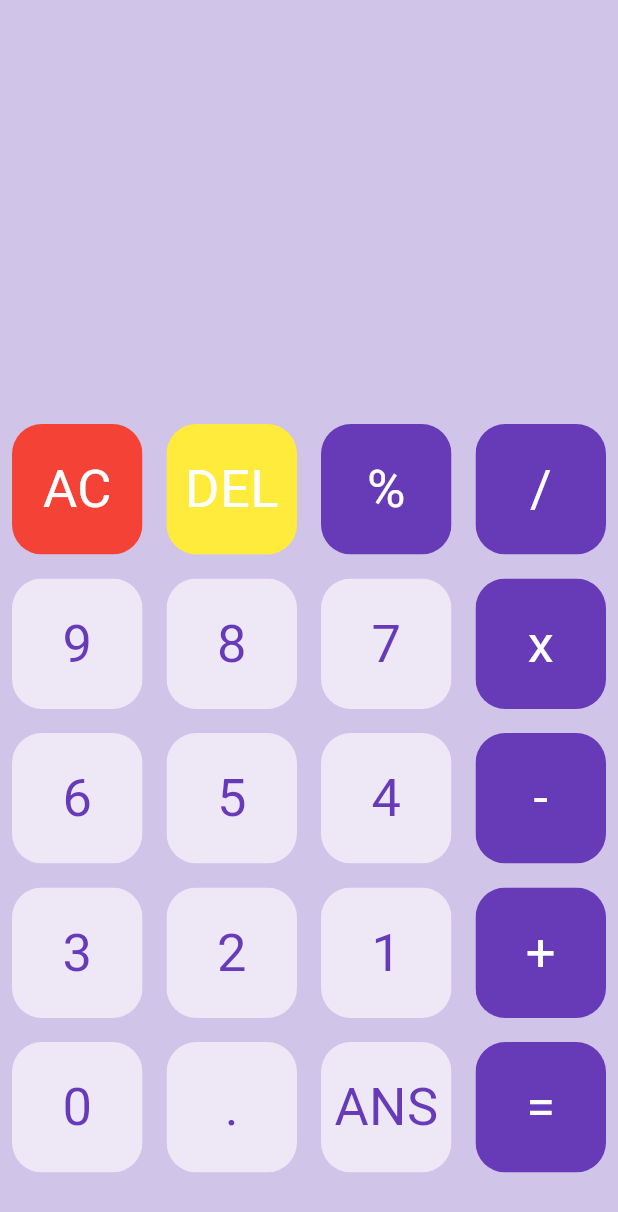
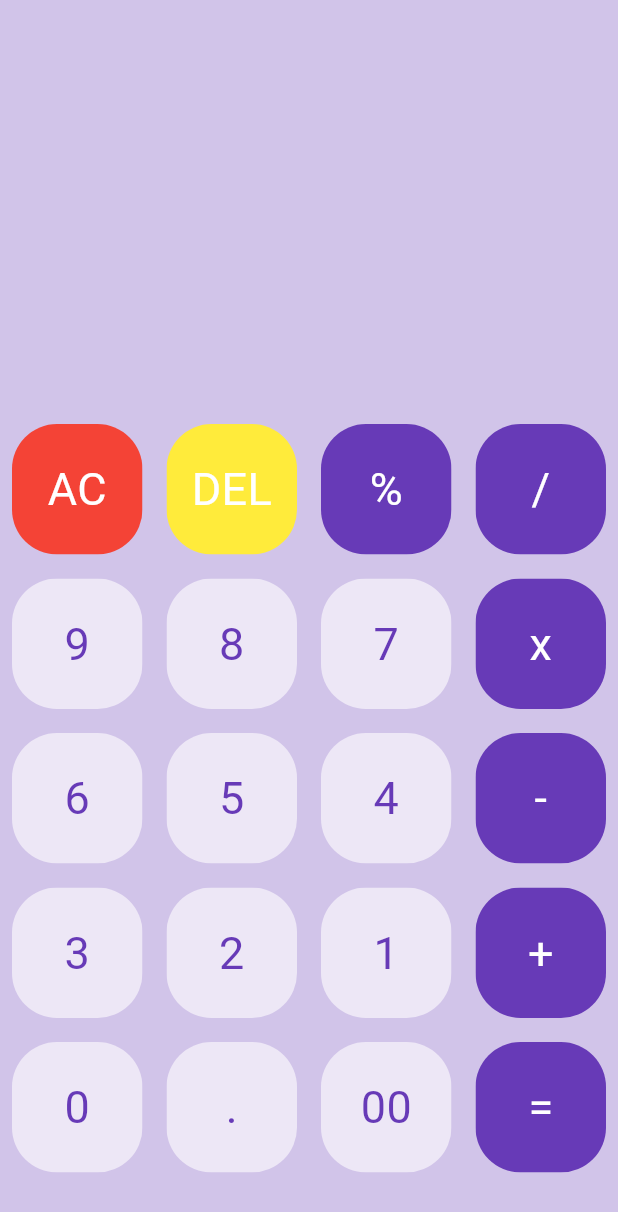
Before and after one commit to JnJuste/calculatorFlutter, a Flutter app: the screen it shows after launch, on a phone screen of 412 x 824 dp. Shown: the top 1212 px of the screen. Run offline on Flutter 3.47's test engine with Material 3 defaults, Android fonts, the phone set to English and light mode, and no system bars; our stand-ins replace math_expressions.

Commit message:
commit last changes

```diff
--- a/lib/buttons.dart
+++ b/lib/buttons.dart
@@ -1,45 +1,34 @@
 import 'package:flutter/material.dart';
 
-// Define a custom Flutter widget named MyButton, which extends StatelessWidget.
 class MyButton extends StatelessWidget {
-  // Declare instance variables for the button's color, text color, displayed text, and the callback function when the button is tapped.
   final color;
   final textColor;
   final String buttonText;
   final buttonTapped;
 
-  // Constructor for MyButton, where 'required' indicates that buttonText must be provided.
-  const MyButton({
-    Key? key,
+  const MyButton(
+      {super.key,
       this.color,
       this.textColor,
       required this.buttonText,
-    this.buttonTapped,
-  }) : super(key: key);
+      this.buttonTapped});
 
-  // Override the build method to define how the widget should be rendered.
   @override
   Widget build(BuildContext context) {
-    // Use a GestureDetector to handle tap gestures on the button.
     return GestureDetector(
-      onTap:
-          buttonTapped, // Assign the provided callback function to handle button taps.
+      onTap: buttonTapped,
       child: Padding(
         padding: const EdgeInsets.all(8.0),
         child: ClipRRect(
-          borderRadius:
-              BorderRadius.circular(20), // Apply rounded corners to the button.
+          borderRadius: BorderRadius.circular(30),
           child: Container(
-            color: color, // Set the background color of the button.
+              color: color,
               child: Center(
                 child: Text(
-                buttonText, // Display the provided text on the button.
-                style: TextStyle(
-                    color: textColor,
-                    fontSize: 35), // Set text color and font size.
+                  buttonText,
+                  style: TextStyle(color: textColor, fontSize: 30),
                 ),
-            ),
-          ),
+              )),
         ),
       ),
     );
--- a/lib/main.dart
+++ b/lib/main.dart
@@ -24,8 +24,8 @@ class HomePage extends StatefulWidget {
 }
 
 class _HomePageState extends State<HomePage> {
-  var userQuestion = ''; //Your Question
-  var userAnswer = ''; //Your Answer
+  var userQuestion = ''; // User Input
+  var userAnswer = ''; // User Answer
   final myTextStyle = TextStyle(fontSize: 30, color: Colors.deepPurple[900]);
   final List<String> buttons = [
     'AC',
@@ -46,7 +46,7 @@ class _HomePageState extends State<HomePage> {
     '+',
     '0',
     '.',
-    'ANS',
+    '00',
     '=',
   ];
 
```
Lines whose indentation alone changed are shown as unchanged.
